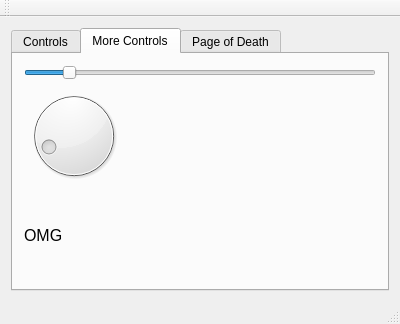
The window that FESS-GUI/mainwindow.ui (FIGS-FESS/FESSGUI) describes before a commit, drawn with Qt 5.
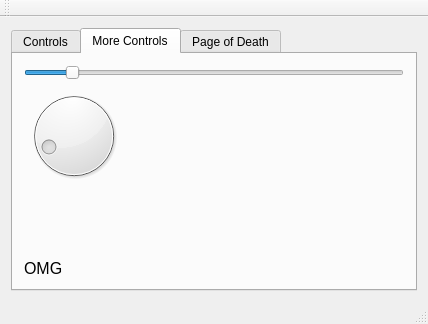
The same window after the commit.

Diff of the .ui file:
```diff
--- a/FESS-GUI/mainwindow.ui
+++ b/FESS-GUI/mainwindow.ui
@@ -6,7 +6,7 @@
    <rect>
     <x>0</x>
     <y>0</y>
-    <width>400</width>
+    <width>428</width>
     <height>324</height>
    </rect>
   </property>
@@ -116,6 +116,9 @@
             <property name="text">
              <string>OMG</string>
             </property>
+            <property name="alignment">
+             <set>Qt::AlignBottom|Qt::AlignLeading|Qt::AlignLeft</set>
+            </property>
            </widget>
           </item>
          </layout>
```
Left out of the diff: 8 changed lines with no effect on the pictures.
